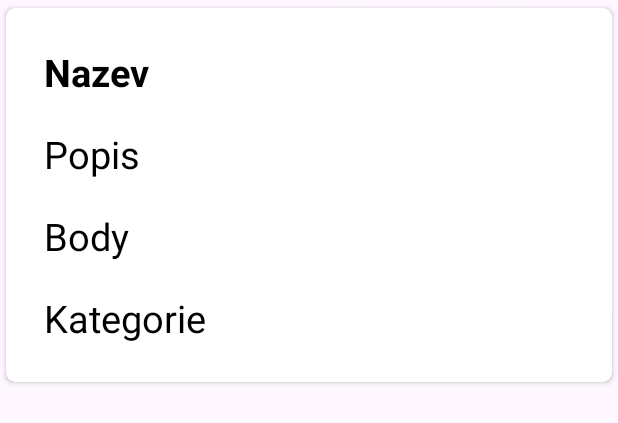
After one commit to rozsypalovaz/github-zr-pma-2024-aplikace, an Android app: the layout jednotliva_vyzva.xml on its own in the app's theme, with its tools: preview values and no code run, on a phone screen of 412 x 824 dp. The commit adds this screen. Shown: the top 423 px of the screen. Run offline under Robolectric (Android 15) with nearby library versions, the phone set to English and light mode, and no system bars.

Commit message:
Propojeni s databazi (nefunkcni)

```diff
--- a/app/build.gradle.kts
+++ b/app/build.gradle.kts
@@ -55,6 +55,6 @@ dependencies {
     androidTestImplementation(libs.androidx.espresso.core)
     implementation(platform("com.google.firebase:firebase-bom:33.7.0"))
     implementation("com.google.firebase:firebase-database")
-
+    implementation("com.firebaseui:firebase-ui-database:8.0.2")
 
 }
--- /dev/null
+++ b/app/src/main/res/layout/jednotliva_vyzva.xml
@@ -0,0 +1,73 @@
+<?xml version="1.0" encoding="utf-8"?>
+<androidx.cardview.widget.CardView
+
+    xmlns:android="http://schemas.android.com/apk/res/android"
+
+    android:layout_width="match_parent"
+    android:layout_height="wrap_content"
+    xmlns:app="http://schemas.android.com/apk/res-auto"
+    app:cardCornerRadius="6dp"
+    android:elevation="6dp"
+    app:cardUseCompatPadding="true">
+
+    <RelativeLayout
+        android:layout_width="match_parent"
+        android:layout_height="wrap_content"
+        android:padding="15dp">
+
+    <TextView
+        android:layout_width="match_parent"
+        android:layout_height="wrap_content"
+        android:id="@+id/nazev"
+        android:text="Nazev"
+        android:textStyle="bold"
+        android:textSize="25sp"
+        android:textColor="@color/black"
+        android:layout_margin="10dp">
+    </TextView>
+
+        <TextView
+        android:layout_width="match_parent"
+        android:layout_height="wrap_content"
+        android:id="@+id/popis"
+        android:text="Popis"
+        android:textSize="25sp"
+        android:textColor="@color/black"
+        android:layout_margin="10dp"
+        android:layout_below="@+id/nazev">
+    </TextView>
+
+         <TextView
+        android:layout_width="match_parent"
+        android:layout_height="wrap_content"
+        android:id="@+id/body"
+        android:text="Body"
+        android:textSize="25sp"
+        android:textColor="@color/black"
+        android:layout_margin="10dp"
+        android:layout_below="@+id/popis">
+
+    </TextView>
+
+        <TextView
+        android:layout_width="match_parent"
+        android:layout_height="wrap_content"
+        android:id="@+id/kategorie"
+        android:text="Kategorie"
+        android:textSize="25sp"
+        android:textColor="@color/black"
+        android:layout_margin="10dp"
+        android:layout_below="@+id/body">
+    </TextView>
+
+
+
+
+
+
+
+
+
+    </RelativeLayout>
+
+</androidx.cardview.widget.CardView>
```
Also changed, not shown: app/src/main/java/com/example/semestralniprojektpma/MainAdapter.java (added, +58 -0 lines), app/src/main/java/com/example/semestralniprojektpma/MainModel.java (added, +53 -0 lines), app/src/main/java/com/example/semestralniprojektpma/Ukoly.kt (+5 -4 lines), app/src/main/java/com/example/semestralniprojektpma/Ukoly_Java.java (added, +46 -0 lines), app/src/main/res/layout/ukoly.xml (+7 -0 lines), 1 other file.
